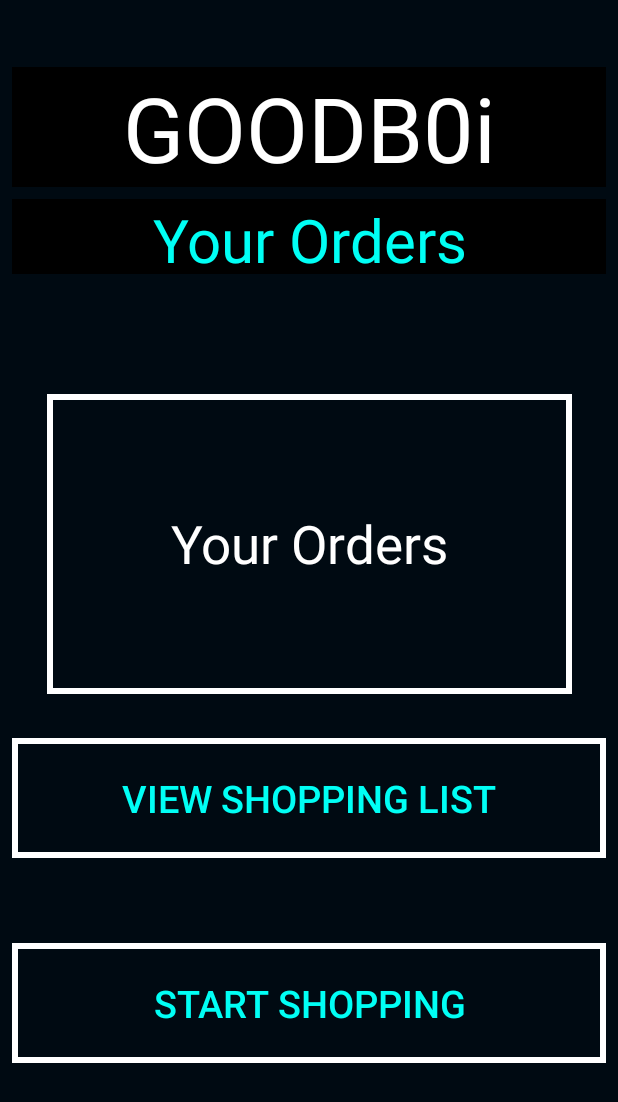
After one commit to SDP15/goodb0i, an Android app: the layout layout_your_orders.xml on its own in the app's theme, with its tools: preview values and no code run, on a phone screen of 412 x 824 dp. The commit adds this screen. Shown: the top 1102 px of the screen. Run offline under Robolectric (Android 15) with nearby library versions, the phone set to English and light mode, and no system bars.

Commit message:
Added Order_Complete layout and view_final_order layoutand merged colours

```diff
--- /dev/null
+++ b/android/App/app/src/main/res/drawable/border_text_view.xml
@@ -0,0 +1,6 @@
+<?xml version="1.0" encoding="utf-8"?>
+
+<shape xmlns:android="http://schemas.android.com/apk/res/android" android:shape="rectangle" >
+    <solid android:color="@android:color/transparent" />
+    <stroke android:width="4dip" android:color="@color/colorWhite"/>
+</shape>
--- /dev/null
+++ b/android/App/app/src/main/res/layout/layout_order_saved.xml
@@ -0,0 +1,21 @@
+<?xml version="1.0" encoding="utf-8"?>
+<androidx.constraintlayout.widget.ConstraintLayout
+        xmlns:android="http://schemas.android.com/apk/res/android"
+        xmlns:app="http://schemas.android.com/apk/res-auto"
+        android:background="@color/colorPrimary"
+        android:orientation="vertical"
+        android:layout_width="match_parent"
+        android:layout_height="match_parent" android:id="@+id/order_saved">
+
+    <TextView
+            android:text="@string/label_order_saved"
+            android:background="@color/colorPrimary"
+            android:textColor="@color/colorWhite"
+            android:textSize="45dp"
+            android:gravity="center"
+            android:layout_width="match_parent"
+            android:layout_height="wrap_content" android:id="@+id/textView" android:layout_marginBottom="8dp"
+            app:layout_constraintBottom_toBottomOf="parent" android:layout_marginTop="8dp"
+            app:layout_constraintTop_toTopOf="parent"/>
+
+</androidx.constraintlayout.widget.ConstraintLayout>
--- /dev/null
+++ b/android/App/app/src/main/res/layout/layout_your_orders.xml
@@ -0,0 +1,72 @@
+<?xml version="1.0" encoding="utf-8"?>
+<androidx.constraintlayout.widget.ConstraintLayout xmlns:android="http://schemas.android.com/apk/res/android"
+                                                   xmlns:app="http://schemas.android.com/apk/res-auto" xmlns:tools="http://schemas.android.com/tools" android:orientation="vertical"
+              android:background="@color/colorPrimary"
+              android:layout_width="match_parent"
+              android:layout_height="match_parent">
+
+
+    <TextView
+            android:text="@string/goodboi"
+            android:layout_width="0dp"
+            android:layout_height="80dp"
+            android:textColor="@color/colorWhite"
+            android:gravity="center"
+            android:textSize="60sp"
+            android:id="@+id/your_orders_goodboi" android:layout_marginTop="8dp"
+            app:layout_constraintTop_toTopOf="parent" android:layout_marginBottom="8dp"
+            app:layout_constraintBottom_toBottomOf="parent" app:layout_constraintStart_toStartOf="parent"
+            android:layout_marginStart="8dp" app:layout_constraintEnd_toEndOf="parent" android:layout_marginEnd="8dp"
+            app:layout_constraintVertical_bias="0.050000012"/>
+    <TextView
+            android:text="@string/label_your_orders"
+            android:layout_width="0dp"
+            android:layout_height="50dp"
+            android:gravity="center"
+            android:textColor="@color/colorAccent"
+            android:textSize="40sp"
+            android:id="@+id/your_orders_orders" android:layout_marginBottom="8dp"
+            app:layout_constraintBottom_toBottomOf="parent" app:layout_constraintStart_toStartOf="parent"
+            android:layout_marginStart="8dp" android:layout_marginTop="8dp"
+            app:layout_constraintTop_toBottomOf="@+id/your_orders_goodboi" app:layout_constraintEnd_toEndOf="parent"
+            android:layout_marginEnd="8dp" app:layout_constraintVertical_bias="0.0"/>
+    <TextView
+            android:text="@string/label_your_orders"
+            android:layout_width="350dp"
+            android:layout_height="200dp"
+            android:id="@+id/your_orders_orders_view"
+            android:background="@drawable/border_text_view"
+            android:textColor="@color/colorWhite"
+            android:gravity="center"
+            android:textSize="35sp"
+            android:layout_marginTop="8dp" app:layout_constraintTop_toBottomOf="@+id/your_orders_orders"
+            android:layout_marginBottom="8dp" app:layout_constraintBottom_toBottomOf="parent"
+            app:layout_constraintStart_toStartOf="parent" android:layout_marginStart="8dp"
+            app:layout_constraintEnd_toEndOf="parent" android:layout_marginEnd="8dp"
+            app:layout_constraintVertical_bias="0.17000002"/>
+    <Button
+            android:text="@string/view_shopping_list"
+            android:layout_width="0dp"
+            android:layout_height="80dp"
+            android:id="@+id/yoour_orders_view_list" android:layout_marginTop="8dp"
+            android:background="@drawable/border_text_view"
+            android:textColor="@color/colorAccent"
+            android:textSize="25sp"
+            app:layout_constraintTop_toBottomOf="@+id/your_orders_orders_view" android:layout_marginBottom="8dp"
+            app:layout_constraintBottom_toBottomOf="parent" app:layout_constraintStart_toStartOf="parent"
+            android:layout_marginStart="8dp" app:layout_constraintEnd_toEndOf="parent" android:layout_marginEnd="8dp"
+            app:layout_constraintVertical_bias="0.07999998"/>
+    <Button
+            android:text="@string/action_start_shopping"
+            android:layout_width="0dp"
+            android:layout_height="80dp"
+            android:id="@+id/yoour_orders_start" android:layout_marginTop="8dp"
+            android:background="@drawable/border_text_view"
+            app:layout_constraintTop_toBottomOf="@+id/yoour_orders_view_list"
+            android:textSize="25sp"
+            android:textColor="@color/colorAccent"
+            android:layout_marginBottom="8dp"
+            app:layout_constraintBottom_toBottomOf="parent" app:layout_constraintStart_toStartOf="parent"
+            android:layout_marginStart="8dp" app:layout_constraintEnd_toEndOf="parent" android:layout_marginEnd="8dp"
+            app:layout_constraintVertical_bias="0.31"/>
+</androidx.constraintlayout.widget.ConstraintLayout>
--- a/android/App/app/src/main/res/values/colors.xml
+++ b/android/App/app/src/main/res/values/colors.xml
@@ -1,13 +1,15 @@
 <?xml version="1.0" encoding="utf-8"?>
 <resources>
-    <color name="colorPrimary">#008577</color>
-    <color name="colorPrimaryDark">#00574B</color>
-    <color name="colorAccent">#D81B60</color>
-
     <color name="colorPositive">#1fba14</color>
     <color name="colorNegative">#ad1616</color>
 
     <color name="darkBackground">#000000</color>
     <color name="buttonColor">#2E2E2E</color>
     <color name="colourCyan">#00FFF4</color>
+
+    <color name="colorPrimary">#000a12</color>
+    <color name="colorPrimaryDark">#000000</color>
+    <color name="colorAccent">#00FFF5</color>
+    <color name="colorWhite">#FFFFFF</color>
+
 </resources>
--- a/android/App/app/src/main/res/values/strings.xml
+++ b/android/App/app/src/main/res/values/strings.xml
@@ -22,4 +22,6 @@
     <string name="label_approaching">Approaching</string>
     <string name="action_add_to_cart">Add to cart</string>
     <string name="action_dont_add_to_art">Don\'t add</string>
+    <string name="goodboi">GOODB0i</string>
+    <string name="view_shopping_list">View Shopping List</string>
 </resources>
```
